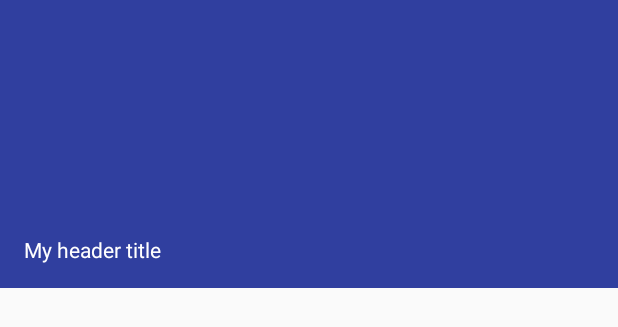
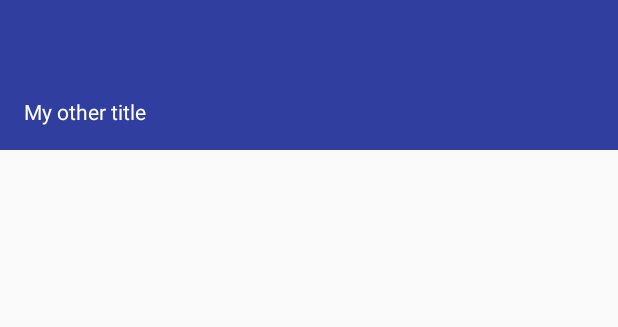
Before and after one commit to TheoKriszt/eGarden, an Android app: the layout nav_header.xml on its own in the app's theme, with its tools: preview values and no code run, on a phone screen of 412 x 824 dp. Shown: the top 327 px of the screen. Run offline under Robolectric (Android 15) with nearby library versions, the phone set to English and light mode, and no system bars; network calls fail.

```diff
--- a/app/src/main/res/layout/nav_header.xml
+++ b/app/src/main/res/layout/nav_header.xml
@@ -1,17 +1,29 @@
 <?xml version="1.0" encoding="utf-8"?>
 <LinearLayout xmlns:android="http://schemas.android.com/apk/res/android"
     android:layout_width="match_parent"
-    android:layout_height="192dp"
+    android:minHeight="100dp"
+    android:layout_height="wrap_content"
     android:background="?attr/colorPrimaryDark"
     android:padding="16dp"
     android:theme="@style/ThemeOverlay.AppCompat.Dark"
     android:orientation="vertical"
     android:gravity="bottom">
 
+    <!--<TextView-->
+        <!--android:layout_width="match_parent"-->
+        <!--android:layout_height="wrap_content"-->
+        <!--android:text="My header title"-->
+        <!--android:textAppearance="@style/TextAppearance.AppCompat.Body1"/>-->
+
     <TextView
         android:layout_width="match_parent"
         android:layout_height="wrap_content"
-        android:text="My header title"
+        android:text="My other title"
         android:textAppearance="@style/TextAppearance.AppCompat.Body1"/>
 
+    <!--<ImageView-->
+        <!--android:layout_width="wrap_content"-->
+        <!--android:layout_height="wrap_content"-->
+        <!--android:src="@mipmap/ic_launcher"/>-->
+
 </LinearLayout>
```
Also changed, not shown: app/src/main/res/drawable/ic_notifications.xml (added, +9 -0 lines), app/src/main/res/values/strings.xml (+16 -13 lines), 1 other file.
